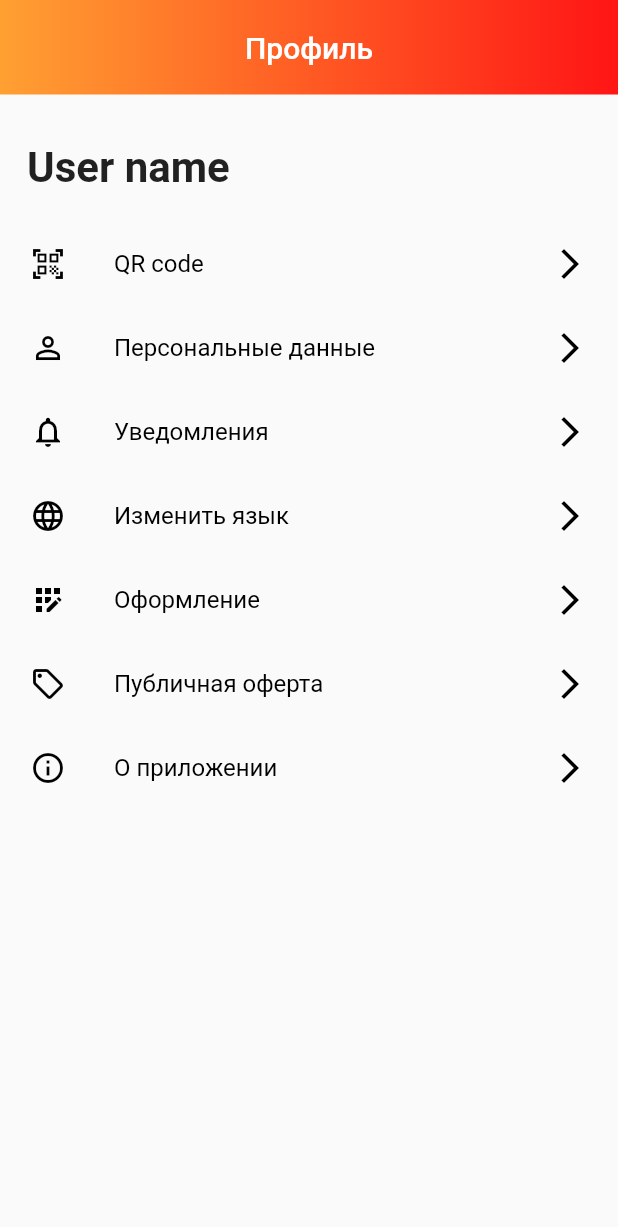
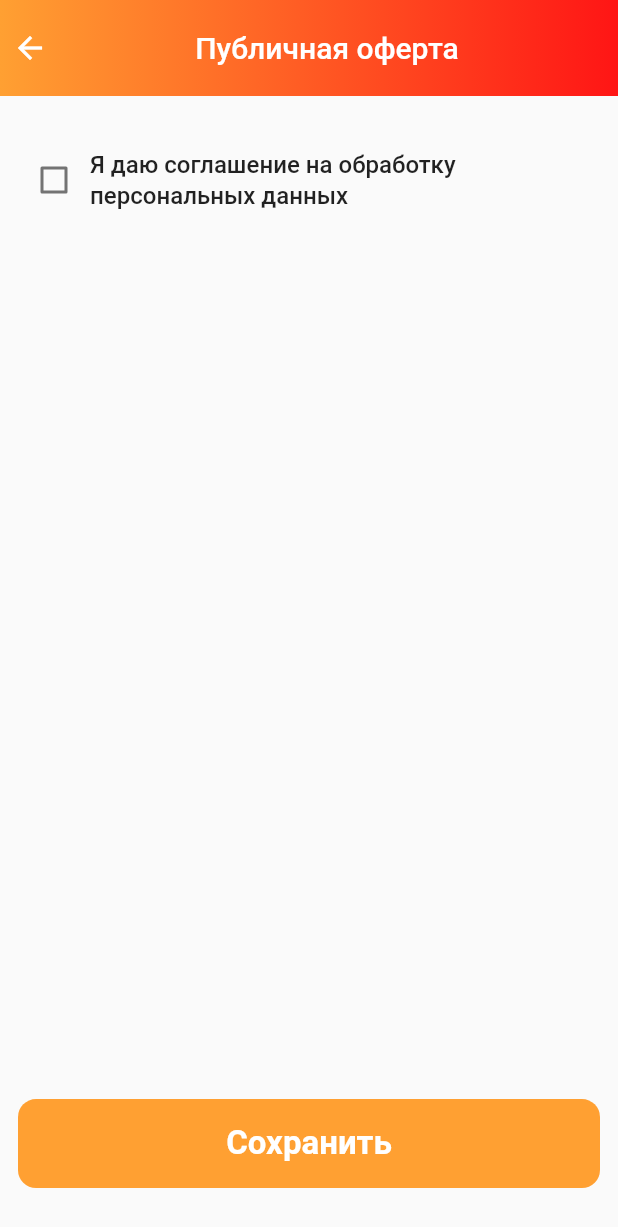
Before and after one commit to AbbosMamadaliyev/mango, a Flutter app: the ProfilePageBody screen opened directly, after a tap on "Публичная оферта", on a phone screen of 412 x 824 dp. Shown: the top 1227 px of the screen. Run offline on Flutter 3.47's test engine with Material 2 defaults, Android fonts, the phone set to English and light mode, and no system bars; our stand-ins replace animated_bottom_navigation_bar, flutter_svg, mask_text_input_formatter.

Commit message:
added pages

```diff
--- a/lib/presentation/main_screen_bodies/profile_page_body/profile_page_body.dart
+++ b/lib/presentation/main_screen_bodies/profile_page_body/profile_page_body.dart
@@ -2,9 +2,12 @@ import 'package:flutter/material.dart';
 import 'package:mango/presentation/qr_code_page/qr_code_page.dart';
 
 import '../../change_language_page/change_language_page.dart';
+import '../../change_theme_page/change_theme_page.dart';
 import '../../constanta_widgets/custom_app_bar.dart';
+import '../../info_about_app_page/info_about_app_page.dart';
 import '../../notifications_page/notifications_page.dart';
 import '../../profile_info_page/profile_info_page.dart';
+import '../../public_offer_page/public_offer_page.dart';
 
 class ProfilePageBody extends StatefulWidget {
   const ProfilePageBody({Key? key}) : super(key: key);
@@ -55,11 +58,18 @@ class _ProfilePageBodyState extends State<ProfilePageBody> {
               Navigator.of(context).push(MaterialPageRoute(
                   builder: (context) => ChangeLanguagePage()));
             }),
-            _buildListTile(
-                'Оформление', Icons.app_registration_outlined, () {}),
-            _buildListTile(
-                'Публичная оферта', Icons.local_offer_outlined, () {}),
-            _buildListTile('О приложении', Icons.info_outline, () {}),
+            _buildListTile('Оформление', Icons.app_registration_outlined, () {
+              Navigator.of(context).push(
+                  MaterialPageRoute(builder: (context) => ChangeThemePage()));
+            }),
+            _buildListTile('Публичная оферта', Icons.local_offer_outlined, () {
+              Navigator.of(context).push(
+                  MaterialPageRoute(builder: (context) => PublicOfferPage()));
+            }),
+            _buildListTile('О приложении', Icons.info_outline, () {
+              Navigator.of(context).push(
+                  MaterialPageRoute(builder: (context) => InfoAboutAppPage()));
+            }),
           ],
         ),
       ),
--- /dev/null
+++ b/lib/presentation/public_offer_page/public_offer_page.dart
@@ -0,0 +1,82 @@
+import 'package:flutter/material.dart';
+
+import '../../core/app_colors.dart';
+import '../constanta_widgets/custom_app_bar.dart';
+
+class PublicOfferPage extends StatefulWidget {
+  const PublicOfferPage({Key? key}) : super(key: key);
+
+  @override
+  _PublicOfferPageState createState() => _PublicOfferPageState();
+}
+
+class _PublicOfferPageState extends State<PublicOfferPage> {
+  @override
+  Widget build(BuildContext context) {
+    final size = MediaQuery.of(context).size;
+
+    return Scaffold(
+      appBar: buildPreferredSize(
+        context,
+        rightChildWidget: const SizedBox.shrink(),
+        leftChildWidget: GestureDetector(
+          onTap: () {
+            Navigator.of(context).pop();
+          },
+          child: const Icon(
+            Icons.arrow_back,
+            color: Colors.white,
+          ),
+        ),
+        title: 'Публичная оферта',
+      ),
+      body: Padding(
+        padding: const EdgeInsets.symmetric(horizontal: 12.0, vertical: 32),
+        child: Column(
+          mainAxisAlignment: MainAxisAlignment.spaceBetween,
+          children: [
+            Row(
+              crossAxisAlignment: CrossAxisAlignment.center,
+              children: [
+                Checkbox(value: false, onChanged: (value) {}),
+                Expanded(
+                  child: Text(
+                    'Я даю соглашение на обработку персональных данных',
+                    style: TextStyle(
+                      fontSize: 16,
+                      fontWeight: FontWeight.w500,
+                      height: 1.3,
+                    ),
+                  ),
+                ),
+              ],
+            ),
+            GestureDetector(
+              onTap: () {
+                // --> func
+              },
+              child: Container(
+                height: size.height * 0.072,
+                width: size.width,
+                margin: EdgeInsets.only(top: size.height * 0.2),
+                alignment: Alignment.center,
+                decoration: BoxDecoration(
+                  color: AppColors.orangeLight,
+                  borderRadius: BorderRadius.circular(12),
+                ),
+                child: const Text(
+                  'Сохранить',
+                  style: TextStyle(
+                    fontSize: 22,
+                    fontWeight: FontWeight.w600,
+                    color: Colors.white,
+                  ),
+                ),
+              ),
+            ),
+          ],
+        ),
+      ),
+    );
+  }
+}
```
Also changed, not shown: lib/presentation/change_theme_page/change_theme_page.dart (added, +61 -0 lines), lib/presentation/info_about_app_page/info_about_app_page.dart (added, +45 -0 lines).
